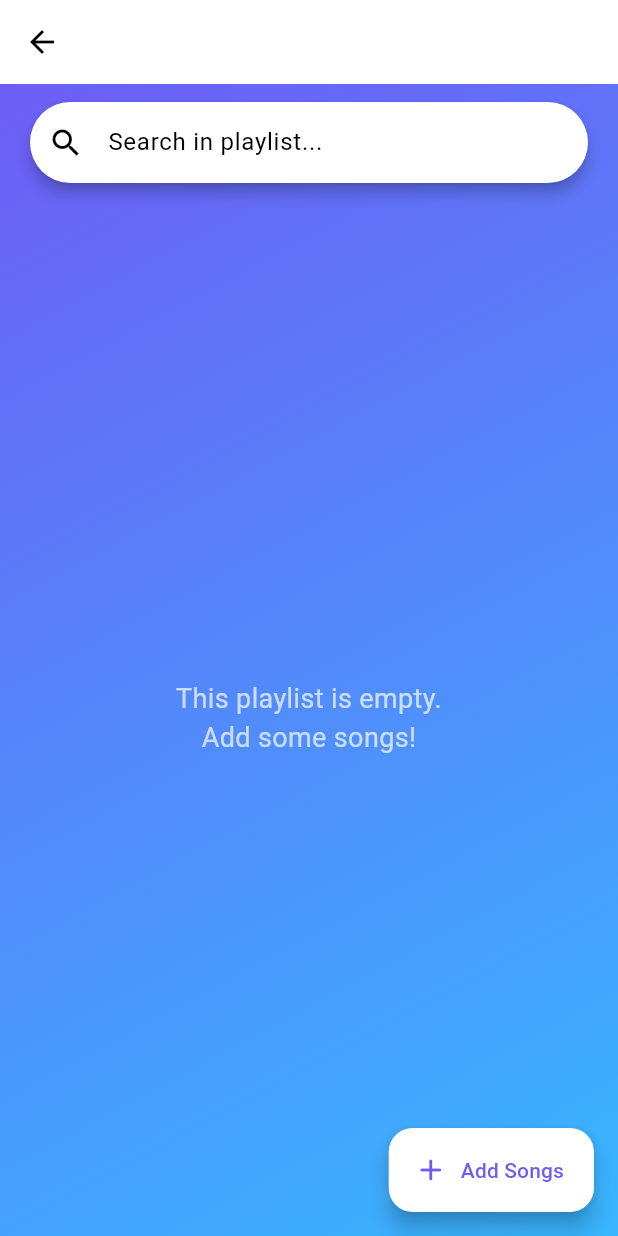
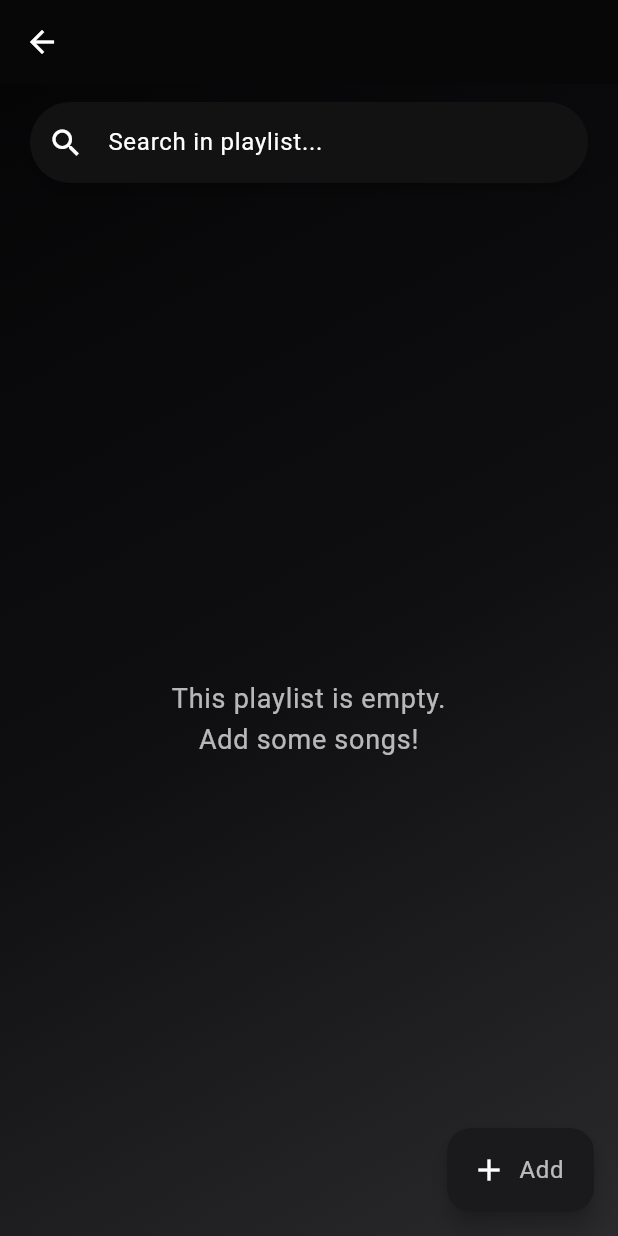
Before and after one commit to shahaarya465/MAD-Music-Player, a Flutter app: the PlaylistDetailScreen screen opened directly with empty values, on a phone screen of 412 x 824 dp. Run offline on Flutter 3.47's test engine with Material 3 defaults, Android fonts, the light colour scheme and no system bars; our stand-ins replace audioplayers, file_picker, shared_preferences; accounts and stored records are empty.

Commit message:
WIP: UI and theme changes before branch switch

```diff
--- a/lib/playlist_detail_screen.dart
+++ b/lib/playlist_detail_screen.dart
@@ -239,6 +239,7 @@ class _PlaylistDetailScreenState extends State<PlaylistDetailScreen> {
   @override
   Widget build(BuildContext context) {
     final playerManager = Provider.of<PlayerManager>(context, listen: false);
+    final isDarkMode = Theme.of(context).brightness == Brightness.dark;
 
     return Scaffold(
       appBar: AppBar(
@@ -250,40 +251,37 @@ class _PlaylistDetailScreenState extends State<PlaylistDetailScreen> {
           ? null
           : FloatingActionButton.extended(
               onPressed: _addSongsToPlaylist,
-              label: const Text("Add Songs"),
-              icon: const Icon(Icons.add_rounded),
+              icon: Icon(Icons.add, color: Theme.of(context).floatingActionButtonTheme.foregroundColor),
+              label: Text('Add', style: Theme.of(context).textTheme.bodyLarge),
             ),
       bottomNavigationBar: Consumer<PlayerManager>(
-        builder: (context, playerManager, child) {
-          if (playerManager.currentSongTitle == null)
-            return const SizedBox.shrink();
+        builder: (context, pm, child) {
+          if (pm.currentSongTitle == null) return const SizedBox.shrink();
           return MiniPlayer(
-            songTitle: playerManager.currentSongTitle!,
-            isPlaying: playerManager.isPlaying,
-            position: playerManager.position,
-            duration: playerManager.duration,
-            onPlayPause: () => playerManager.isPlaying
-                ? playerManager.pause()
-                : playerManager.resume(),
-            onPrevious: playerManager.playPrevious,
-            onNext: playerManager.playNext,
-            onSeek: (value) =>
-                playerManager.seek(Duration(seconds: value.toInt())),
-            onSeekBackward: playerManager.seekBackward10,
-            onSeekForward: playerManager.seekForward10,
+            songTitle: pm.currentSongTitle!,
+            isPlaying: pm.isPlaying,
+            position: pm.position,
+            duration: pm.duration,
+            onPlayPause: () => pm.isPlaying ? pm.pause() : pm.resume(),
+            onPrevious: pm.playPrevious,
+            onNext: pm.playNext,
+            onSeek: (value) => pm.seek(Duration(seconds: value.toInt())),
+            onSeekBackward: pm.seekBackward10,
+            onSeekForward: pm.seekForward10,
           );
         },
       ),
       body: Container(
+        width: double.infinity,
+        height: double.infinity,
         decoration: BoxDecoration(
           gradient: LinearGradient(
             begin: Alignment.topLeft,
             end: Alignment.bottomRight,
-            colors: Theme.of(context).brightness == Brightness.dark
-                ? AppThemes.darkGradient
-                : AppThemes.lightGradient,
+            colors: isDarkMode ? AppThemes.darkGradient : AppThemes.lightGradient,
           ),
         ),
+        child: SafeArea(
           child: Column(
             children: [
               SearchBarWidget(
@@ -299,10 +297,7 @@ class _PlaylistDetailScreenState extends State<PlaylistDetailScreen> {
                               ? "Your library is empty.\nImport songs from the main screen!"
                               : "This playlist is empty.\nAdd some songs!",
                           textAlign: TextAlign.center,
-                        style: const TextStyle(
-                          color: Colors.white70,
-                          fontSize: 18,
-                        ),
+                          style: Theme.of(context).textTheme.bodyLarge?.copyWith(fontSize: 18),
                         ),
                       )
                     : ListView.builder(
@@ -310,18 +305,13 @@ class _PlaylistDetailScreenState extends State<PlaylistDetailScreen> {
                         itemBuilder: (context, index) {
                           final song = _filteredSongs[index];
                           return ListTile(
-                          leading: const Icon(
+                            leading: Icon(
                               Icons.music_note,
-                            color: Colors.white,
+                              color: Theme.of(context).iconTheme.color,
                             ),
-                          title: Text(
-                            song.title,
-                            style: const TextStyle(color: Colors.white),
-                          ),
+                            title: Text(song.title, style: Theme.of(context).textTheme.bodyLarge),
                             onTap: () {
-                            final songPathsToPlay = _filteredSongs
-                                .map((s) => s.path)
-                                .toList();
+                              final songPathsToPlay = _filteredSongs.map((s) => s.path).toList();
                               playerManager.play(songPathsToPlay, index);
                             },
                             trailing: PopupMenuButton<String>(
@@ -337,23 +327,10 @@ class _PlaylistDetailScreenState extends State<PlaylistDetailScreen> {
                                 }
                               },
                               itemBuilder: (context) => <PopupMenuEntry<String>>[
-                              const PopupMenuItem(
-                                value: 'rename',
-                                child: Text('Rename'),
-                              ),
-                              PopupMenuItem(
-                                value: 'remove',
-                                child: Text(
-                                  widget.isAllSongsPlaylist
-                                      ? 'Delete from Library'
-                                      : 'Remove from Playlist',
-                                ),
-                              ),
+                                const PopupMenuItem(value: 'rename', child: Text('Rename')),
+                                PopupMenuItem(value: 'remove', child: Text(widget.isAllSongsPlaylist ? 'Delete from Library' : 'Remove from Playlist')),
                               ],
-                            icon: const Icon(
-                              Icons.more_vert,
-                              color: Colors.white70,
-                            ),
+                              icon: Icon(Icons.more_vert, color: Theme.of(context).iconTheme.color),
                             ),
                           );
                         },
@@ -362,6 +339,7 @@ class _PlaylistDetailScreenState extends State<PlaylistDetailScreen> {
             ],
           ),
         ),
+      ),
     );
   }
 }
--- a/lib/search_bar_widget.dart
+++ b/lib/search_bar_widget.dart
@@ -25,7 +25,7 @@ class SearchBarWidget extends StatelessWidget {
           controller: controller,
           onChanged: onChanged,
           decoration: InputDecoration(
-            prefixIcon: const Icon(Icons.search),
+            prefixIcon: Icon(Icons.search, color: Theme.of(context).iconTheme.color),
             hintText: hintText,
             border: InputBorder.none,
             contentPadding: const EdgeInsets.symmetric(vertical: 15.0),
--- a/lib/theme.dart
+++ b/lib/theme.dart
@@ -2,25 +2,42 @@ import 'package:flutter/material.dart';
 
 class AppThemes {
   static final List<Color> lightGradient = [
-    const Color(0xFF6D5DF6),
-    const Color(0xFF38B6FF),
+  const Color(0xFFFFFFFF),
+  const Color(0xFFF2F2F2),
   ];
   static final List<Color> darkGradient = [
-    const Color(0xFF36373B),
-    const Color(0xFF1E1F24),
-  ]; // Dark Charcoal Gradient
+    const Color(0xFF050506), // almost black
+    const Color(0xFF0F0F12), // very dark gray
+    const Color(0xFF2A2A2D), // dark gray
+  ]; // Grayscale dark gradient (black -> dark gray)
 
   static final ThemeData lightTheme = ThemeData(
     brightness: Brightness.light,
-    primaryColor: const Color(0xFF6D5DF6),
+    primaryColor: Colors.black,
+    scaffoldBackgroundColor: Colors.white,
+    canvasColor: const Color(0xFFF7F7F7),
+    cardColor: Colors.white,
+    textTheme: const TextTheme(
+      titleLarge: TextStyle(color: Colors.black, fontSize: 20, fontWeight: FontWeight.bold),
+      bodyLarge: TextStyle(color: Colors.black87),
+      bodyMedium: TextStyle(color: Colors.black54),
+      titleMedium: TextStyle(color: Colors.black54),
+      bodySmall: TextStyle(color: Colors.black45),
+    ),
+    primaryTextTheme: const TextTheme(
+      titleLarge: TextStyle(color: Colors.black, fontSize: 20, fontWeight: FontWeight.bold),
+      bodyLarge: TextStyle(color: Colors.black),
+      bodyMedium: TextStyle(color: Colors.black87),
+    ),
+    iconTheme: const IconThemeData(color: Colors.black),
     colorScheme: const ColorScheme.light(
-      primary: Color(0xFF6D5DF6),
-      secondary: Color(0xFF38B6FF),
+      primary: Colors.black,
+      secondary: Color(0xFF4A4A4A),
       onPrimary: Colors.white,
     ),
     appBarTheme: const AppBarTheme(
-      backgroundColor: Colors.transparent,
-      elevation: 0,
+      backgroundColor: Colors.white,
+      elevation: 1,
       iconTheme: IconThemeData(color: Colors.black),
       titleTextStyle: TextStyle(
         fontWeight: FontWeight.bold,
@@ -29,19 +46,61 @@ class AppThemes {
       ),
     ),
     floatingActionButtonTheme: const FloatingActionButtonThemeData(
+      backgroundColor: Colors.black,
+      foregroundColor: Colors.white,
+    ),
+    elevatedButtonTheme: ElevatedButtonThemeData(
+      style: ButtonStyle(
+        backgroundColor: MaterialStateProperty.all<Color>(Colors.black),
+        foregroundColor: MaterialStateProperty.all<Color>(Colors.white),
+        textStyle: MaterialStateProperty.all<TextStyle>(TextStyle(color: Colors.white)),
+        iconColor: MaterialStateProperty.all<Color>(Colors.white),
+        shape: MaterialStateProperty.all<RoundedRectangleBorder>(
+          RoundedRectangleBorder(borderRadius: BorderRadius.circular(12)),
+        ),
+      ),
+    ),
+    sliderTheme: SliderThemeData(
+      activeTrackColor: Colors.black,
+      thumbColor: Colors.black,
+      inactiveTrackColor: const Color(0xFFE6E6E6),
+      overlayColor: const Color(0x33000000),
+    ),
+    bottomNavigationBarTheme: const BottomNavigationBarThemeData(
       backgroundColor: Colors.white,
-      foregroundColor: Color(0xFF6D5DF6),
+      selectedItemColor: Colors.black,
+      unselectedItemColor: Colors.black54,
+      elevation: 8,
+    ),
+    listTileTheme: const ListTileThemeData(
+      tileColor: Colors.white,
+      textColor: Colors.black,
+      iconColor: Colors.black54,
     ),
   );
 
   static final ThemeData darkTheme = ThemeData(
     brightness: Brightness.dark,
-    primaryColor: const Color(0xFF8A7FF8),
-    scaffoldBackgroundColor: const Color(0xFF121212),
+    primaryColor: const Color(0xFF1F1F23), // dark slate gray
+    scaffoldBackgroundColor: const Color(0xFF070708), // near-black background
+    canvasColor: const Color(0xFF0C0C0E),
+    cardColor: const Color(0xFF121214),
+    textTheme: const TextTheme(
+      titleLarge: TextStyle(color: Colors.white, fontSize: 20, fontWeight: FontWeight.bold),
+      bodyLarge: TextStyle(color: Colors.white70),
+      bodyMedium: TextStyle(color: Colors.white60),
+      titleMedium: TextStyle(color: Colors.white60),
+      bodySmall: TextStyle(color: Colors.white38),
+    ),
+    primaryTextTheme: const TextTheme(
+      titleLarge: TextStyle(color: Colors.white, fontSize: 20, fontWeight: FontWeight.bold),
+      bodyLarge: TextStyle(color: Colors.white),
+      bodyMedium: TextStyle(color: Colors.white70),
+    ),
     colorScheme: const ColorScheme.dark(
-      primary: Color(0xFF8A7FF8),
-      secondary: Color(0xFF5AB8FF),
-      onPrimary: Colors.black,
+      primary: Color(0xFF1F1F23), // primary grayscale
+      secondary: Color(0xFF3A3A3E), // secondary grayscale accent
+      onPrimary: Colors.white,
     ),
     appBarTheme: const AppBarTheme(
       backgroundColor: Colors.transparent,
@@ -54,8 +113,31 @@ class AppThemes {
       ),
     ),
     floatingActionButtonTheme: const FloatingActionButtonThemeData(
-      backgroundColor: Color(0xFF1E1E1E),
-      foregroundColor: Color(0xFF8A7FF8),
+      backgroundColor: Color(0xFF1A1A1D),
+      foregroundColor: Colors.white,
+    ),
+    elevatedButtonTheme: ElevatedButtonThemeData(
+      style: ElevatedButton.styleFrom(
+        backgroundColor: const Color(0xFF2A2A2D),
+        foregroundColor: Colors.white,
+        shape: RoundedRectangleBorder(borderRadius: BorderRadius.circular(12)),
+      ),
+    ),
+    sliderTheme: SliderThemeData(
+      activeTrackColor: const Color(0xFFE0E0E0),
+      thumbColor: const Color(0xFFBDBDBD),
+      inactiveTrackColor: const Color(0xFF202022),
+      overlayColor: const Color(0x33BDBDBD),
+    ),
+    bottomNavigationBarTheme: const BottomNavigationBarThemeData(
+      backgroundColor: Color(0xFF0C0C0E),
+      selectedItemColor: Colors.white,
+      unselectedItemColor: Colors.white54,
+    ),
+    listTileTheme: const ListTileThemeData(
+      tileColor: Color(0xFF0C0C0E),
+      textColor: Colors.white,
+      iconColor: Colors.white70,
     ),
   );
 }
--- a/lib/theme_manager.dart
+++ b/lib/theme_manager.dart
@@ -2,7 +2,7 @@ import 'package:flutter/material.dart';
 import 'package:shared_preferences/shared_preferences.dart';
 
 class ThemeManager with ChangeNotifier {
-  ThemeMode _themeMode = ThemeMode.light;
+  ThemeMode _themeMode = ThemeMode.dark;
   ThemeMode get themeMode => _themeMode;
 
   ThemeManager() {
@@ -11,7 +11,7 @@ class ThemeManager with ChangeNotifier {
 
   Future<void> _loadTheme() async {
     final prefs = await SharedPreferences.getInstance();
-    final isDarkMode = prefs.getBool('isDarkMode') ?? false;
+  final isDarkMode = prefs.getBool('isDarkMode') ?? true;
     _themeMode = isDarkMode ? ThemeMode.dark : ThemeMode.light;
     notifyListeners();
   }
```
Also changed, not shown: lib/add_songs_from_library_screen.dart (+4 -4 lines), lib/playlist_browser_screen.dart (+21 -22 lines), lib/song_list_widget.dart (+8 -8 lines). Lines whose indentation alone changed are shown as unchanged.
